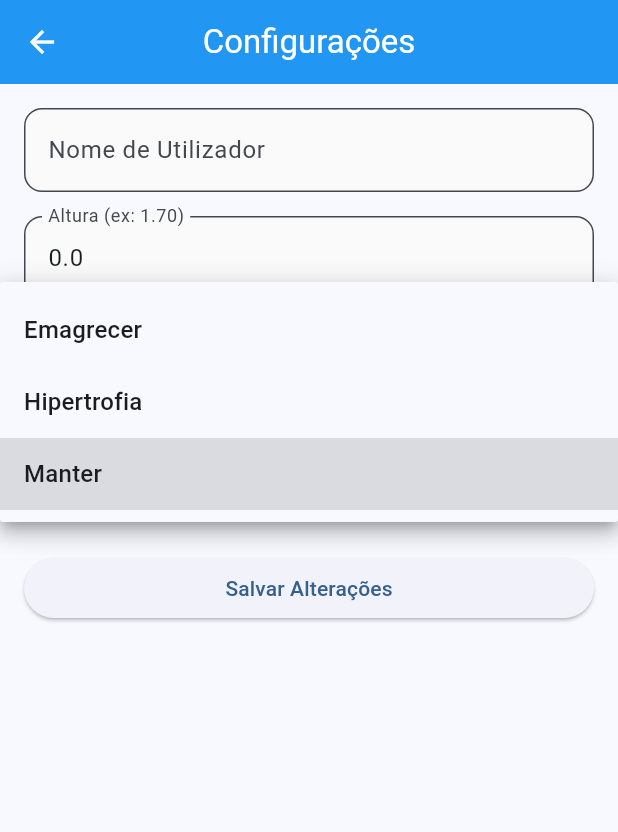
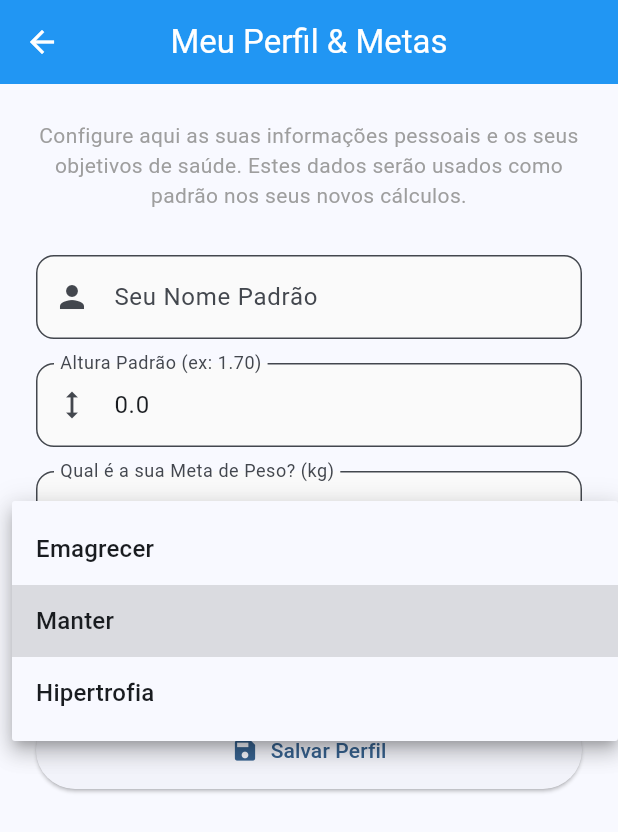
Before and after one commit to wagnersoaressantos/calculador_de_imc, a Flutter app: the ConfiguracoesPage screen opened directly, after a tap on "Manter", on a phone screen of 412 x 824 dp. Shown: the top 832 px of the screen. Run offline on Flutter 3.47's test engine with Material 3 defaults, Android fonts, the phone set to English and light mode, and no system bars; our stand-ins replace fl_chart, get_it, hive, hive_flutter; accounts and stored records are empty.

Commit message:
refactor(UX): conclusao da fase 2 do roadmap
Renomeada a tela de Configuracoes para Perfil e Metas, corrigido o formKey, melhorado o layout, removido botao duplicado de Dashboard do drawer e escondida a funcao nao implementada de Camera/Galeria para evitar confusao no usuario.

```diff
--- a/lib/page/configuracoes_page.dart
+++ b/lib/page/configuracoes_page.dart
@@ -11,100 +11,171 @@ class ConfiguracoesPage extends StatefulWidget {
 
 class _ConfiguracoesPageState extends State<ConfiguracoesPage> {
   late ConfiguracoesRepository configuracoesRepository;
-  var configuracoesModel = ConfiguracoesModel.vazio();
+  ConfiguracoesModel configuracoesModel = ConfiguracoesModel.vazio();
 
-  final TextEditingController nomeUsuarioController = TextEditingController();
-  final TextEditingController alturaUsuarioController = TextEditingController();
-  final TextEditingController pesoMetaController =
-      TextEditingController(); // Novo
+  final TextEditingController _nomeController = TextEditingController();
+  final TextEditingController _alturaController = TextEditingController();
+  final TextEditingController _pesoMetaController = TextEditingController();
 
-  String _objetivoSelecionado = "Manter"; // Novo
+  // 🔥 CORREÇÃO: Adicionada a _formKey que estava a faltar
+  final _formKey = GlobalKey<FormState>();
+
+  String _objetivoSelecionado = "Manter";
 
   @override
   void initState() {
     super.initState();
-    carregarDados();
+    _carregarDados();
   }
 
-  void carregarDados() async {
+  void _carregarDados() async {
     configuracoesRepository = await ConfiguracoesRepository.load();
     configuracoesModel = configuracoesRepository.pegarDados();
 
-    nomeUsuarioController.text = configuracoesModel.nomeUsuario;
-    alturaUsuarioController.text = configuracoesModel.alturaUsuario.toString();
-    pesoMetaController.text = configuracoesModel.pesoMeta.toString();
-    _objetivoSelecionado = configuracoesModel.objetivo;
+    setState(() {
+      _nomeController.text = configuracoesModel.nomeUsuario;
+      _alturaController.text = configuracoesModel.alturaUsuario.toString();
+      _pesoMetaController.text = configuracoesModel.pesoMeta.toString();
+      _objetivoSelecionado = configuracoesModel.objetivo;
+    });
+  }
 
-    setState(() {});
+  void _salvarConfiguracoes() {
+    // Validação usando o FormKey
+    if (_formKey.currentState!.validate()) {
+      // Usar trim para limpar espaços como pedimos nos outros campos
+      configuracoesModel.nomeUsuario = _nomeController.text.trim();
+      configuracoesModel.alturaUsuario = double.parse(
+        _alturaController.text.replaceAll(',', '.'),
+      );
+      configuracoesModel.pesoMeta = double.parse(
+        _pesoMetaController.text.replaceAll(',', '.'),
+      );
+      configuracoesModel.objetivo = _objetivoSelecionado;
+
+      configuracoesRepository.salvar(configuracoesModel);
+
+      ScaffoldMessenger.of(context).showSnackBar(
+        const SnackBar(
+          content: Text("Métricas e Metas atualizadas com sucesso!"),
+          backgroundColor: Colors.green,
+        ),
+      );
+
+      // Fecha o teclado
+      FocusScope.of(context).unfocus();
+    }
   }
 
   @override
   Widget build(BuildContext context) {
-    return SafeArea(
-      child: Scaffold(
-        appBar: AppBar(title: const Text("Configurações")),
-        body: SafeArea(
-          child: ListView(
-            padding: const EdgeInsets.all(16),
-            children: [
-              TextField(
-                controller: nomeUsuarioController,
-                decoration: const InputDecoration(
-                  labelText: "Nome de Utilizador",
+    return Scaffold(
+      // 🔥 Título atualizado
+      appBar: AppBar(title: const Text("Meu Perfil & Metas")),
+      body: SafeArea(
+        child: SingleChildScrollView(
+          padding: const EdgeInsets.all(24.0),
+          child: Form(
+            key: _formKey, // 🔥 O Form usa a chave aqui
+            child: Column(
+              crossAxisAlignment: CrossAxisAlignment.stretch,
+              children: [
+                // 🔥 Cabeçalho explicativo adicionado
+                const Text(
+                  "Configure aqui as suas informações pessoais e os seus objetivos de saúde. Estes dados serão usados como padrão nos seus novos cálculos.",
+                  style: TextStyle(fontSize: 14, color: Colors.grey),
+                  textAlign: TextAlign.center,
                 ),
-              ),
-              const SizedBox(height: 16),
-              TextField(
-                controller: alturaUsuarioController,
-                keyboardType: TextInputType.number,
-                decoration: const InputDecoration(labelText: "Altura (ex: 1.70)"),
-              ),
-              const SizedBox(height: 16),
-              TextField(
-                controller: pesoMetaController,
-                keyboardType: TextInputType.number,
-                decoration: const InputDecoration(labelText: "Peso Meta (kg)"),
-              ),
-              const SizedBox(height: 16),
-              DropdownButtonFormField<String>(
-                initialValue: _objetivoSelecionado,
-                decoration: const InputDecoration(labelText: "Objetivo"),
-                items:
-                    ["Emagrecer", "Hipertrofia", "Manter"]
-                        .map(
-                          (obj) => DropdownMenuItem(value: obj, child: Text(obj)),
-                        )
-                        .toList(),
-                onChanged:
-                    (value) => setState(() => _objetivoSelecionado = value!),
-              ),
-              const SizedBox(height: 24),
-              ElevatedButton(
-                onPressed: () async {
-                  FocusManager.instance.primaryFocus?.unfocus();
-                  try {
-                    configuracoesModel.alturaUsuario = double.parse(
-                      alturaUsuarioController.text,
-                    );
-                    configuracoesModel.pesoMeta = double.parse(
-                      pesoMetaController.text,
-                    );
-                    configuracoesModel.nomeUsuario = nomeUsuarioController.text;
-                    configuracoesModel.objetivo = _objetivoSelecionado;
+                const SizedBox(height: 30),
 
-                    configuracoesRepository.salvar(configuracoesModel);
-                    Navigator.pop(context);
-                  } catch (e) {
-                    ScaffoldMessenger.of(context).showSnackBar(
-                      const SnackBar(
-                        content: Text("Erro: Verifique os números inseridos!"),
-                      ),
-                    );
-                  }
-                },
-                child: const Text('Salvar Alterações'),
-              ),
-            ],
+                TextFormField(
+                  controller: _nomeController,
+                  decoration: const InputDecoration(
+                    labelText: "Seu Nome Padrão",
+                    prefixIcon: Icon(Icons.person),
+                  ),
+                  validator: (value) {
+                    if (value == null || value.trim().isEmpty) {
+                      return 'O nome não pode estar vazio';
+                    }
+                    return null;
+                  },
+                ),
+                const SizedBox(height: 16),
+
+                TextFormField(
+                  controller: _alturaController,
+                  keyboardType: const TextInputType.numberWithOptions(
+                    decimal: true,
+                  ),
+                  decoration: const InputDecoration(
+                    labelText: "Altura Padrão (ex: 1.70)",
+                    prefixIcon: Icon(Icons.height),
+                  ),
+                  validator: (value) {
+                    if (value == null || value.trim().isEmpty)
+                      return 'Informe a altura';
+                    if (double.tryParse(value.replaceAll(',', '.')) == null)
+                      return 'Valor inválido';
+                    return null;
+                  },
+                ),
+                const SizedBox(height: 16),
+
+                TextFormField(
+                  controller: _pesoMetaController,
+                  keyboardType: const TextInputType.numberWithOptions(
+                    decimal: true,
+                  ),
+                  decoration: const InputDecoration(
+                    labelText: "Qual é a sua Meta de Peso? (kg)",
+                    prefixIcon: Icon(Icons.flag),
+                  ),
+                  validator: (value) {
+                    if (value == null || value.trim().isEmpty)
+                      return 'Informe uma meta (ou 0 para ignorar)';
+                    if (double.tryParse(value.replaceAll(',', '.')) == null)
+                      return 'Valor inválido';
+                    return null;
+                  },
+                ),
+                const SizedBox(height: 16),
+
+                DropdownButtonFormField<String>(
+                  value: _objetivoSelecionado,
+                  decoration: const InputDecoration(
+                    labelText: "Objetivo Principal",
+                    prefixIcon: Icon(Icons.track_changes),
+                  ),
+                  items:
+                      ["Emagrecer", "Manter", "Hipertrofia"].map((
+                        String objetivo,
+                      ) {
+                        return DropdownMenuItem(
+                          value: objetivo,
+                          child: Text(objetivo),
+                        );
+                      }).toList(),
+                  onChanged: (String? newValue) {
+                    if (newValue != null) {
+                      setState(() {
+                        _objetivoSelecionado = newValue;
+                      });
+                    }
+                  },
+                ),
+                const SizedBox(height: 32),
+
+                ElevatedButton.icon(
+                  onPressed: _salvarConfiguracoes,
+                  icon: const Icon(Icons.save),
+                  label: const Text("Salvar Perfil"),
+                  style: ElevatedButton.styleFrom(
+                    padding: const EdgeInsets.symmetric(vertical: 16),
+                  ),
+                ),
+              ],
+            ),
           ),
         ),
       ),
```
Also changed, not shown: lib/share/widget/custon_drawer.dart (+28 -28 lines).
